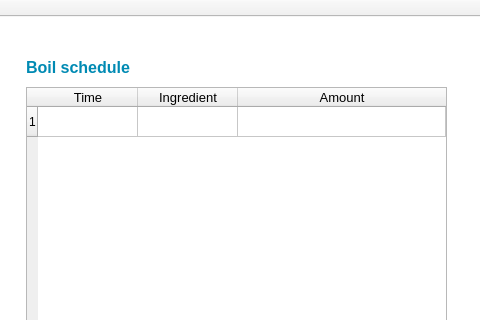
Above: UI/AutomatedBreweryUI/ImportBeersmithDialog.ui from Bobstin/AutomatedBrewery before the change; both pictures show x 924 to 1404 and y 0 to 320 of the 1404 by 542 pixel window. Below: the same form after it.
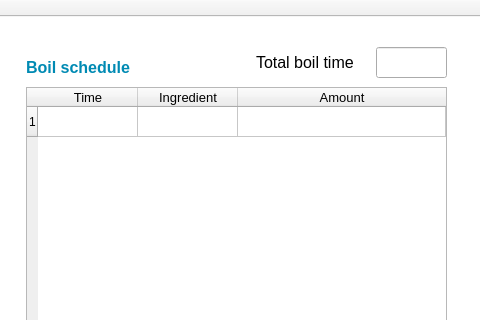
That is the form after the change.

Commit message: Adds total boil time to the import dialog and dashboard

Patch:
```diff
--- a/UI/AutomatedBreweryUI/ImportBeersmithDialog.ui
+++ b/UI/AutomatedBreweryUI/ImportBeersmithDialog.ui
@@ -899,6 +899,44 @@
      </font>
     </property>
    </widget>
+   <widget class="QLineEdit" name="Boil_Time">
+    <property name="geometry">
+     <rect>
+      <x>1300</x>
+      <y>30</y>
+      <width>71</width>
+      <height>31</height>
+     </rect>
+    </property>
+    <property name="font">
+     <font>
+      <family>Arial</family>
+      <pointsize>12</pointsize>
+     </font>
+    </property>
+   </widget>
+   <widget class="QLabel" name="label_21">
+    <property name="geometry">
+     <rect>
+      <x>1180</x>
+      <y>30</y>
+      <width>101</width>
+      <height>31</height>
+     </rect>
+    </property>
+    <property name="font">
+     <font>
+      <family>Arial</family>
+      <pointsize>12</pointsize>
+     </font>
+    </property>
+    <property name="styleSheet">
+     <string notr="true"/>
+    </property>
+    <property name="text">
+     <string>Total boil time</string>
+    </property>
+   </widget>
   </widget>
   <widget class="QMenuBar" name="menuBar">
    <property name="geometry">
```
The commit also changes 1 other file.
